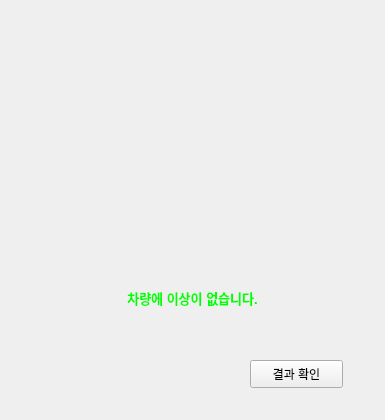
The window that RaspberryPI/widget/diagnostic/Diagnostic.ui (chan1220/IoTDrivingAssistance) describes before a commit, drawn with Qt 5.
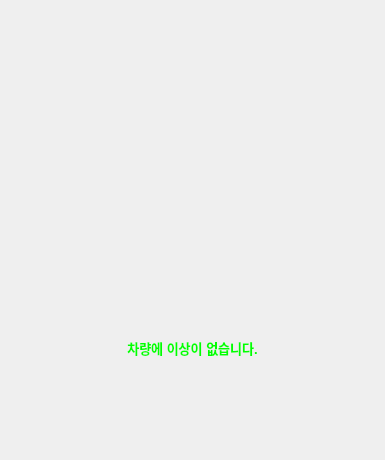
The same window after the commit. Icons and pictures are not drawn.

Patch:
```diff
--- a/RaspberryPI/widget/diagnostic/Diagnostic.ui
+++ b/RaspberryPI/widget/diagnostic/Diagnostic.ui
@@ -7,7 +7,7 @@
     <x>0</x>
     <y>0</y>
     <width>385</width>
-    <height>420</height>
+    <height>460</height>
    </rect>
   </property>
   <property name="cursor">
@@ -20,7 +20,7 @@
    <property name="geometry">
     <rect>
      <x>40</x>
-     <y>90</y>
+     <y>140</y>
      <width>300</width>
      <height>188</height>
     </rect>
@@ -39,7 +39,7 @@
    <property name="geometry">
     <rect>
      <x>0</x>
-     <y>290</y>
+     <y>340</y>
      <width>385</width>
      <height>16</height>
     </rect>
@@ -64,20 +64,33 @@
     <set>Qt::AlignCenter</set>
    </property>
   </widget>
-  <widget class="QPushButton" name="pushButton">
+  <widget class="QLabel" name="label_title">
    <property name="geometry">
     <rect>
-     <x>250</x>
-     <y>360</y>
-     <width>93</width>
-     <height>28</height>
+     <x>5</x>
+     <y>10</y>
+     <width>375</width>
+     <height>120</height>
+    </rect>
+   </property>
+   <property name="text">
+    <string/>
+   </property>
+  </widget>
+  <widget class="QLabel" name="label_button">
+   <property name="geometry">
+    <rect>
+     <x>190</x>
+     <y>370</y>
+     <width>170</width>
+     <height>69</height>
     </rect>
    </property>
    <property name="cursor">
     <cursorShape>BlankCursor</cursorShape>
    </property>
    <property name="text">
-    <string>결과 확인</string>
+    <string/>
    </property>
   </widget>
  </widget>
```
